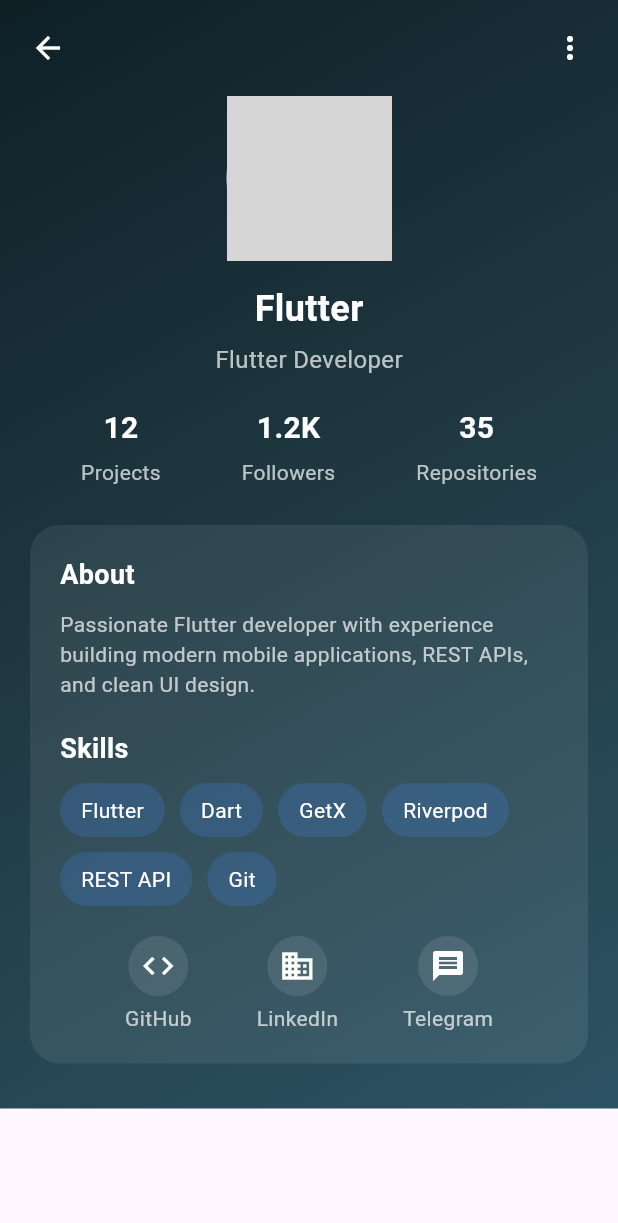
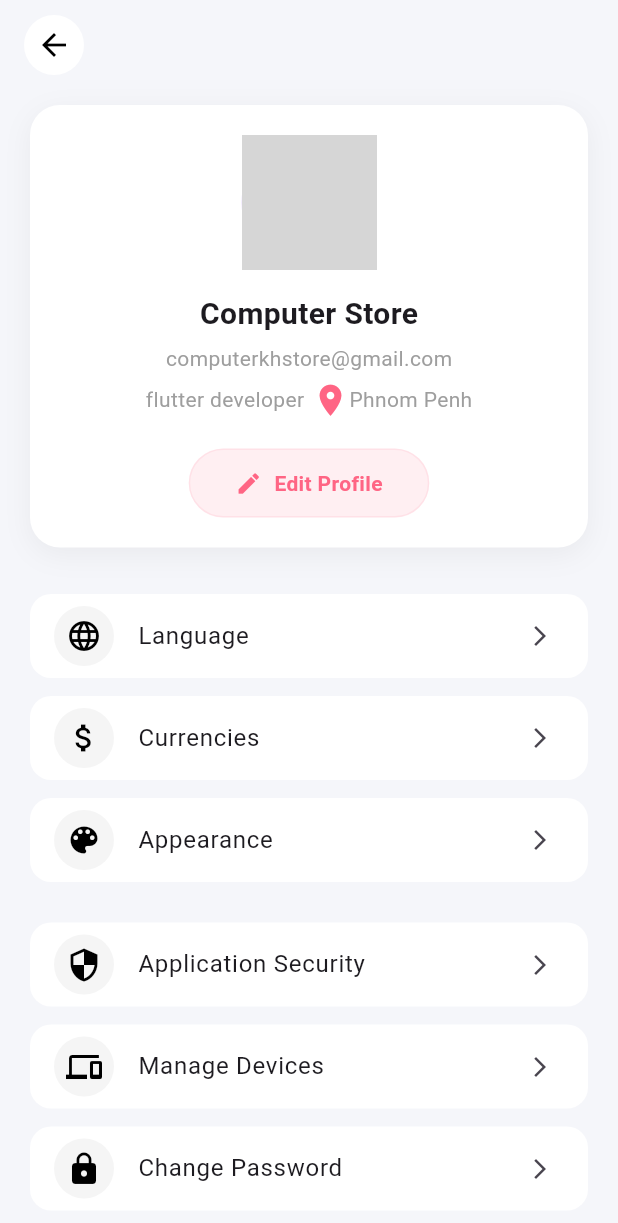
Before and after one commit to yornnonakh/provider_app_computer, a Flutter app: the ProfileScreen screen opened directly, on a phone screen of 412 x 824 dp. Shown: the top 1223 px of the screen. Run offline on Flutter 3.47's test engine with Material 3 defaults, Android fonts, the phone set to English and light mode, and no system bars; our stand-ins replace flutter_image_slideshow; network calls fail; grey boxes are pictures that could not be loaded.

Commit message:
code was uptodate

```diff
--- a/lib/app/modules/view/favorite_screen.dart
+++ b/lib/app/modules/view/favorite_screen.dart
@@ -156,8 +156,8 @@
 
                   // ❤️ Favorite tag
                   Row(
-                    children: const [
-                      Icon(Icons.favorite, size: 16, color: Colors.red),
+                    children:  [
+                      Icon(Icons.favorite, size: 25, color: Theme.of(context).primaryColor),
                       SizedBox(width: 4),
                       Text(
                         "Saved",
@@ -187,7 +187,7 @@
           Icon(
             Icons.favorite_border,
             size: 90,
-            color: Theme.of(context).primaryColor,
+            color: Theme.of(context).primaryColor.withOpacity(0.8),
           ),
           const SizedBox(height: 12),
           const Text(
--- a/lib/app/modules/view/profile_screen.dart
+++ b/lib/app/modules/view/profile_screen.dart
@@ -1,5 +1,5 @@
-import 'package:computer_app_provider/app/modules/view/home_screen.dart';
 import 'package:flutter/material.dart';
+import 'home_screen.dart';
 
 class ProfileScreen extends StatelessWidget {
   const ProfileScreen({super.key});
@@ -7,183 +7,167 @@
   @override
   Widget build(BuildContext context) {
     return Scaffold(
-      body: Container(
-        decoration: BoxDecoration(
-          gradient: LinearGradient(
-            colors: [Color(0xff0f2027), Color(0xff203a43), Color(0xff2c5364)],
-            begin: Alignment.topLeft,
-            end: Alignment.bottomRight,
-          ),
-        ),
-        child: SafeArea(
+      backgroundColor: Color(0xFFF5F6FA),
+      body: SafeArea(
         child: SingleChildScrollView(
           child: Column(
             children: [
-                SizedBox(height: 20),
-                // 🔙 Back Button + Menu
+              SizedBox(height: 10),
+              // 🔙 Top Bar
               Padding(
-                  padding: EdgeInsets.symmetric(horizontal: 20),
+                padding: EdgeInsets.symmetric(horizontal: 16),
                 child: Row(
-                    mainAxisAlignment: MainAxisAlignment.spaceBetween,
                   children: [
                     GestureDetector(
                       onTap: () {
                         Navigator.push(
                           context,
-                            MaterialPageRoute(
-                              builder: (context) => HomeScreen(),
-                            ),
+                          MaterialPageRoute(builder: (_) => HomeScreen()),
                         );
                       },
-                        child: Icon(Icons.arrow_back, color: Colors.white),
+                      child: CircleAvatar(
+                        backgroundColor: Colors.white,
+                        child: Icon(Icons.arrow_back, color: Colors.black),
                       ),
-                      Icon(Icons.more_vert, color: Colors.white),
+                    ),
                   ],
                 ),
               ),
               SizedBox(height: 20),
-                // 👤 Profile Image
+              // 🧾 Profile Card
+              Container(
+                margin: EdgeInsets.symmetric(horizontal: 20),
+                padding: EdgeInsets.all(20),
+                decoration: BoxDecoration(
+                  color: Colors.white,
+                  borderRadius: BorderRadius.circular(20),
+                  boxShadow: [
+                    BoxShadow(
+                      color: Colors.black.withOpacity(0.05),
+                      blurRadius: 15,
+                      offset: Offset(0, 5),
+                    ),
+                  ],
+                ),
+                child: Column(
+                  children: [
                     CircleAvatar(
-                  radius: 55,
+                      radius: 45,
                       backgroundImage: NetworkImage(
                         "https://i.pinimg.com/736x/1b/7b/e2/1b7be209fee3fd17943a981b5508384e.jpg",
                       ),
                     ),
                     SizedBox(height: 15),
-                // 🧑 Name
                     Text(
-                  "Flutter",
+                      "Computer Store",
                       style: TextStyle(
-                    color: Colors.white,
-                    fontSize: 24,
+                        fontSize: 20,
                         fontWeight: FontWeight.bold,
                       ),
                     ),
                     SizedBox(height: 5),
-                // 💼 Role
                     Text(
-                  "Flutter Developer",
-                  style: TextStyle(color: Colors.white70, fontSize: 16),
+                      "computerkhstore@gmail.com",
+                      style: TextStyle(color: Colors.grey),
                     ),
-                SizedBox(height: 20),
-                // 📊 Stats
+                    SizedBox(height: 5),
                     Row(
-                  mainAxisAlignment: MainAxisAlignment.spaceEvenly,
+                      mainAxisAlignment: MainAxisAlignment.center,
                       children: [
-                    _buildStat("12", "Projects"),
-                    _buildStat("1.2K", "Followers"),
-                    _buildStat("35", "Repositories"),
-                  ],
+                        Text(
+                          "flutter developer",
+                          style: TextStyle(color: Colors.grey),
                         ),
-                SizedBox(height: 25),
-                // 📦 Card Section
-                Container(
-                  margin: EdgeInsets.symmetric(horizontal: 20),
-                  padding: EdgeInsets.all(20),
-                  decoration: BoxDecoration(
-                    color: Colors.white.withOpacity(0.08),
-                    borderRadius: BorderRadius.circular(20),
+                        SizedBox(width: 5),
+                        Icon(
+                          Icons.location_on,
+                          size: 25,
+                          color: Theme.of(context).primaryColor,
                         ),
-                  child: Column(
-                    crossAxisAlignment: CrossAxisAlignment.start,
-                    children: [
-                      // 📝 About
                         Text(
-                        "About",
-                        style: TextStyle(
-                          color: Colors.white,
-                          fontSize: 18,
-                          fontWeight: FontWeight.bold,
+                          "Phnom Penh",
+                          style: TextStyle(color: Colors.grey),
                         ),
-                      ),
-                      SizedBox(height: 10),
-                      Text(
-                        "Passionate Flutter developer with experience building modern mobile applications, REST APIs, and clean UI design.",
-                        style: TextStyle(color: Colors.white70),
-                      ),
-                      SizedBox(height: 20),
-                      // 🛠 Skills
-                      Text(
-                        "Skills",
-                        style: TextStyle(
-                          color: Colors.white,
-                          fontSize: 18,
-                          fontWeight: FontWeight.bold,
-                        ),
-                      ),
-                      const SizedBox(height: 10),
-                      Wrap(
-                        spacing: 10,
-                        runSpacing: 10,
-                        children: [
-                          _skillChip("Flutter"),
-                          _skillChip("Dart"),
-                          _skillChip("GetX"),
-                          _skillChip("Riverpod"),
-                          _skillChip("REST API"),
-                          _skillChip("Git"),
                       ],
                     ),
                     SizedBox(height: 20),
-                      // 🔗 Social Buttons
-                      Row(
-                        mainAxisAlignment: MainAxisAlignment.spaceEvenly,
+                    // 🔶 Edit Button
+                    GestureDetector(
+                      onTap: () {
+                        // your action here
+                      },
+                      child: Container(
+                        padding: EdgeInsets.symmetric(
+                          horizontal: 30,
+                          vertical: 12,
+                        ),
+                        decoration: BoxDecoration(
+                          color: Theme.of(
+                            context,
+                          ).primaryColor.withOpacity(0.1),
+                          borderRadius: BorderRadius.circular(30),
+                          border: Border.all(
+                            color: Theme.of(
+                              context,
+                            ).primaryColor.withOpacity(0.1),
+                          ),
+                        ),
+                        child: Row(
+                          mainAxisSize: MainAxisSize.min,
                           children: [
-                          _socialButton(Icons.code, "GitHub"),
-                          _socialButton(Icons.business, "LinkedIn"),
-                          _socialButton(Icons.message, "Telegram"),
-                        ],
+                            Icon(
+                              Icons.edit,
+                              size: 18,
+                              color: Theme.of(context).primaryColor,
+                            ),
+                            SizedBox(width: 8),
+                            Text(
+                              "Edit Profile",
+                              style: TextStyle(
+                                fontWeight: FontWeight.bold,
+                                color: Theme.of(context).primaryColor,
+                              ),
                             ),
                           ],
                         ),
                       ),
-                SizedBox(height: 30),
+                    ),
                   ],
                 ),
+              ),
+              SizedBox(height: 25),
+              _buildTile(Icons.language, "Language"),
+              _buildTile(Icons.attach_money, "Currencies"),
+              _buildTile(Icons.color_lens, "Appearance"),
+              SizedBox(height: 15),
+              _buildTile(Icons.security, "Application Security"),
+              _buildTile(Icons.devices, "Manage Devices"),
+              _buildTile(Icons.lock, "Change Password"),
+              SizedBox(height: 20),
+            ],
           ),
         ),
       ),
     );
   }
-  // 📊 Stat Widget
-  static Widget _buildStat(String number, String label) {
-    return Column(
-      children: [
-        Text(
-          number,
-          style: TextStyle(
+
+  // 📦 Modern List Tile
+  Widget _buildTile(IconData icon, String title) {
+    return Container(
+      margin: EdgeInsets.symmetric(horizontal: 20, vertical: 6),
+      decoration: BoxDecoration(
         color: Colors.white,
-            fontSize: 20,
-            fontWeight: FontWeight.bold,
+        borderRadius: BorderRadius.circular(14),
       ),
+      child: ListTile(
+        leading: CircleAvatar(
+          backgroundColor: Colors.grey.withOpacity(0.1),
+          child: Icon(icon, color: Colors.black),
         ),
-        SizedBox(height: 5),
-        Text(label, style: TextStyle(color: Colors.white70)),
-      ],
-    );
-  }
-  // 🛠 Skill Chip
-  static Widget _skillChip(String text) {
-    return Container(
-      padding: EdgeInsets.symmetric(horizontal: 14, vertical: 8),
-      decoration: BoxDecoration(
-        color: Colors.blueAccent.withOpacity(0.2),
-        borderRadius: BorderRadius.circular(20),
+        title: Text(title),
+        trailing: Icon(Icons.arrow_forward_ios, size: 16),
+        onTap: () {},
       ),
-      child: Text(text, style: TextStyle(color: Colors.white)),
-    );
-  }
-  // 🔗 Social Button
-  static Widget _socialButton(IconData icon, String label) {
-    return Column(
-      children: [
-        CircleAvatar(
-          backgroundColor: Colors.white.withOpacity(0.1),
-          child: Icon(icon, color: Colors.white),
-        ),
-        SizedBox(height: 5),
-        Text(label, style: TextStyle(color: Colors.white70)),
-      ],
     );
   }
 }
--- a/lib/app/modules/widgets/favorite_button.dart
+++ b/lib/app/modules/widgets/favorite_button.dart
@@ -14,15 +14,19 @@
     return GestureDetector(
       onTap: onTap,
       child: Container(
-        margin: const EdgeInsets.only(right: 8),
+        margin: EdgeInsets.only(right: 8),
         width: 45,
         height: 45,
         decoration: _boxDecoration(),
         child: Stack(
           clipBehavior: Clip.none,
           children: [
-            const Center(
-              child: Icon(Icons.favorite_border, color: Colors.black),
+            Center(
+              child: Icon(
+                Icons.favorite_border,
+                size: 30,
+                color: Theme.of(context).primaryColor,
+              ),
             ),
             /// 🔴 Badge
             if (fav.count > 0) // ✅ use getter
@@ -30,7 +34,7 @@
                 right: 6,
                 top: 6,
                 child: Container(
-                  padding: const EdgeInsets.all(5),
+                  padding: const EdgeInsets.all(7),
                   decoration: BoxDecoration(
                     color: Theme.of(context).primaryColor,
                     shape: BoxShape.circle,
--- a/lib/app/modules/widgets/product_card.dart
+++ b/lib/app/modules/widgets/product_card.dart
@@ -38,21 +38,21 @@
                 },
                 child: AnimatedContainer(
                   duration: Duration(milliseconds: 200),
-                  padding: EdgeInsets.all(8),
+                  padding: EdgeInsets.all(3),
                   decoration: BoxDecoration(
                     color: Colors.white,
                     shape: BoxShape.circle,
                     boxShadow: [
                       BoxShadow(
                         color: Colors.black.withOpacity(0.1),
-                        blurRadius: 8,
+                        blurRadius: 4,
                       ),
                     ],
                   ),
                   child: Icon(
                     isFav ? Icons.favorite : Icons.favorite_border,
                     color: isFav ? Colors.red : Colors.grey,
-                    size: 20,
+                    size: 25,
                   ),
                 ),
               ),
@@ -71,7 +71,6 @@
         BoxShadow(
           color: Colors.black.withOpacity(0.06),
           blurRadius: 20,
-          offset: Offset(0, 10),
         ),
       ],
     );
--- a/lib/app/modules/widgets/product_image.dart
+++ b/lib/app/modules/widgets/product_image.dart
@@ -10,7 +10,7 @@
   @override
   Widget build(BuildContext context) {
     final fav = context.watch<FavoriteProvider>();
-    final isFav = fav.isFavorite(product);
+    fav.isFavorite(product);
 
     return Stack(
       children: [
@@ -28,20 +28,20 @@
             ),
           ),
         ),
-        Positioned(
-          right: 10,
-          top: 10,
-          child: GestureDetector(
-            onTap: () => fav.toggleFavorite(product),
-            child: CircleAvatar(
-              backgroundColor: Theme.of(context).primaryColor.withOpacity(0.1),
-              child: Icon(
-                isFav ? Icons.favorite : Icons.favorite_border,
-                color: isFav ? Colors.red : Colors.black54,
-              ),
-            ),
-          ),
-        ),
+        // Positioned(
+        //   right: 5,
+        //   top: 6,
+        //   child: GestureDetector(
+        //     onTap: () => fav.toggleFavorite(product),
+        //     child: CircleAvatar(
+        //       backgroundColor: Theme.of(context).primaryColor.withOpacity(0.1),
+        //       child: Icon(
+        //         isFav ? Icons.favorite : Icons.favorite_border,
+        //         color: isFav ? Colors.red : Colors.black54,
+        //       ),
+        //     ),
+        //   ),
+        // ),
       ],
     );
   }
--- a/lib/app/modules/widgets/profile_button.dart
+++ b/lib/app/modules/widgets/profile_button.dart
@@ -14,7 +14,7 @@
         width: 45,
         height: 45,
         decoration: _boxDecoration(BuildContext, context),
-        child: Icon(Icons.notifications, color: Theme.of(context).primaryColor),
+        child: Icon(Icons.notifications, color: Theme.of(context).primaryColor, size: 30,),
       ),
     );
   }
@@ -23,7 +23,7 @@
   BoxDecoration _boxDecoration(BuildContext, context) {
     return BoxDecoration(
       color: Colors.white,
-      borderRadius: BorderRadius.circular(14),
+      borderRadius: BorderRadius.circular(10),
       boxShadow: [
         BoxShadow(
           color: Theme.of(context).primaryColor.withOpacity(0.05),
```
Lines whose indentation alone changed are shown as unchanged.
